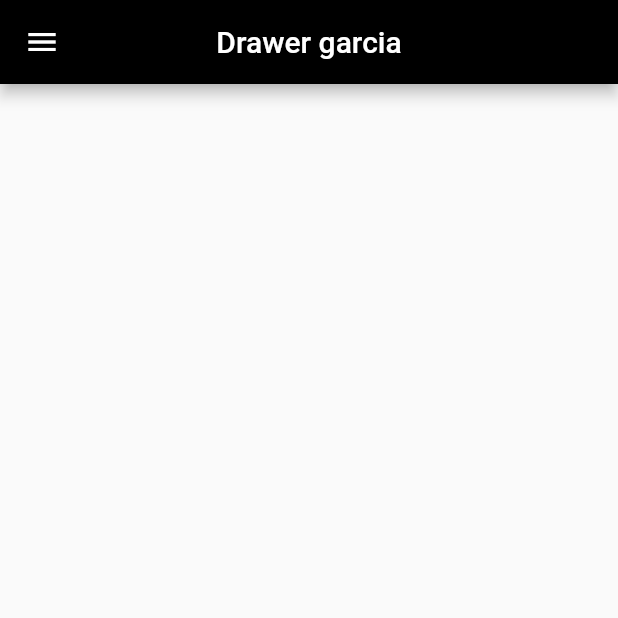
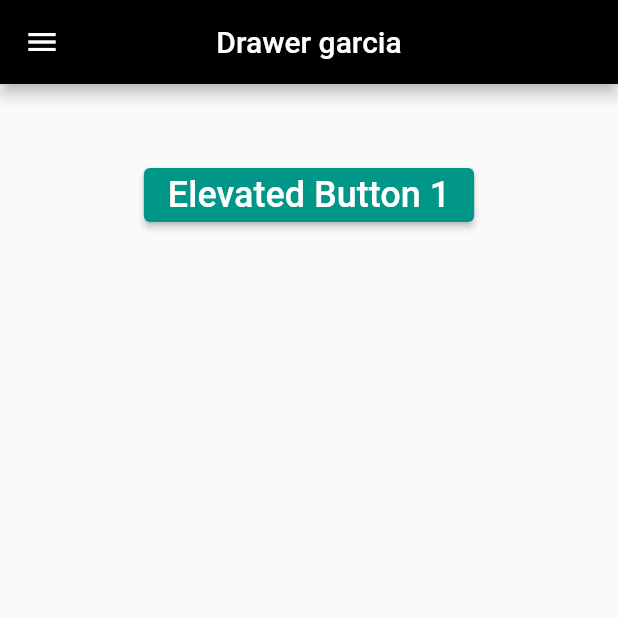
Before and after one commit to EduardoGarcia07/Drawer_p_4, a Flutter app: the screen it shows after launch, on a phone screen of 412 x 824 dp, the top half of it. Run offline on Flutter 3.47's test engine with Material 2 defaults, Android fonts, the phone set to English and light mode, and no system bars.

Commit message:
version5

```diff
--- a/lib/main.dart
+++ b/lib/main.dart
@@ -26,10 +26,13 @@ class MyHomePage extends StatefulWidget {
   _MyHomePageState createState() => _MyHomePageState();
 }
 
+final GlobalKey<ScaffoldState> _key = GlobalKey(); // Create a key
+
 class _MyHomePageState extends State<MyHomePage> {
   @override
   Widget build(BuildContext context) {
     return Scaffold(
+      key: _key,
       appBar: AppBar(
         centerTitle: true,
         title: Text('Drawer garcia'),
@@ -93,10 +96,43 @@ class _MyHomePageState extends State<MyHomePage> {
                 Navigator.pop(context);
               },
             ),
+            AboutListTile(
+              // <-- SEE HERE
+              icon: Icon(
+                Icons.info,
+              ),
+              child: Text('About app'),
+              applicationIcon: Icon(
+                Icons.local_play,
+              ),
+              applicationName: 'My Cool App',
+              applicationVersion: '1.0.25',
+              applicationLegalese: '© 2019 Company',
+              aboutBoxChildren: [
+                ///Content goes here...
+              ],
+            ),
           ],
         ),
       ),
-      body: Center(),
+      body: Center(
+        child: Column(
+          children: [
+            SizedBox(
+              height: 50,
+            ),
+            ElevatedButton(
+              onPressed: () {
+                _key.currentState!.openDrawer(); //<-- SEE HERE
+              },
+              child: const Text(
+                'Elevated Button 1',
+                style: TextStyle(fontSize: 24),
+              ),
+            ),
+          ],
+        ),
+      ),
     );
   }
 }
```
